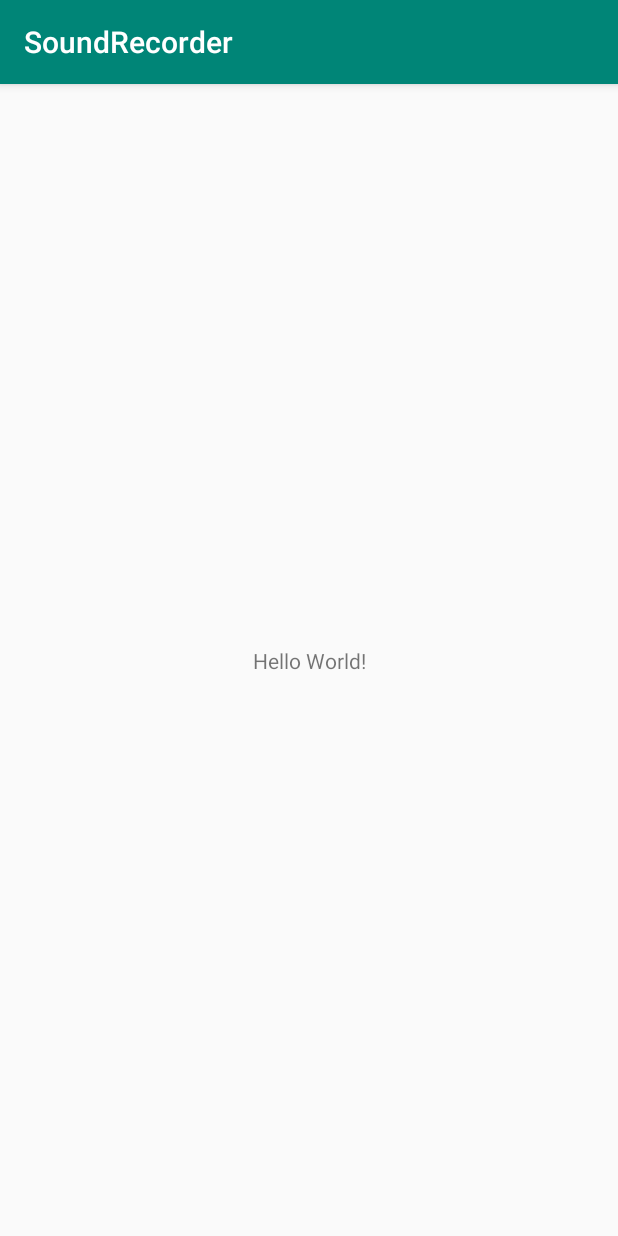
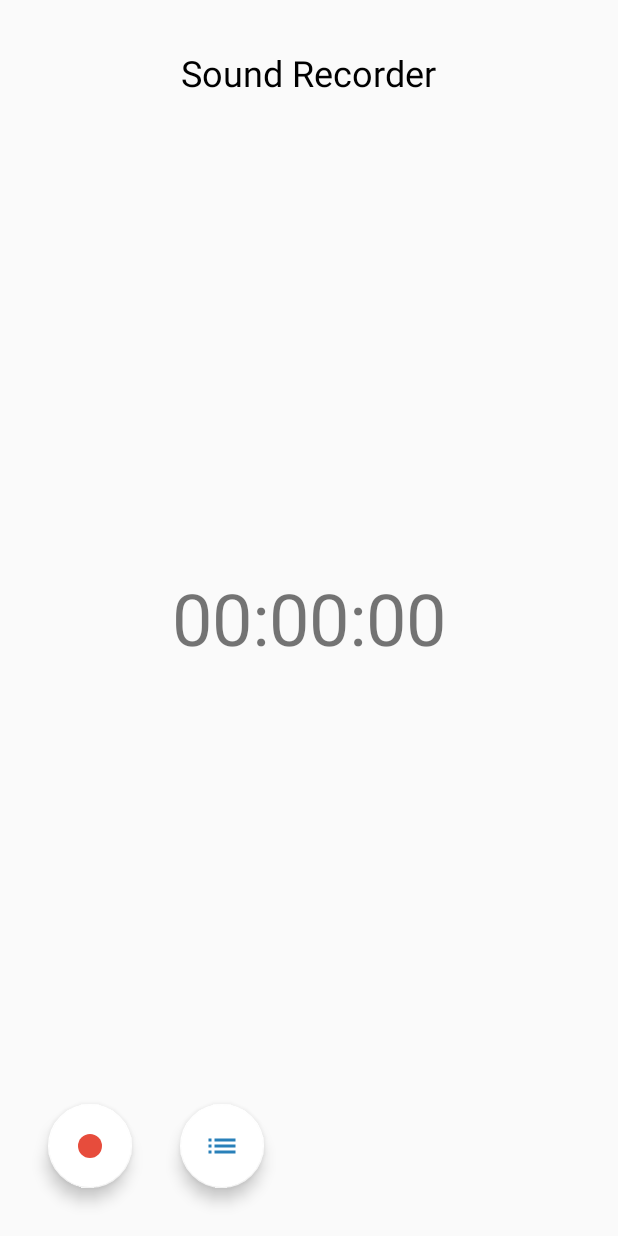
Before and after one commit to TannerGabriel/android-sound-recorder, an Android app: the screen it shows after launch (MainActivity), on a phone screen of 412 x 824 dp. Run offline under Robolectric (Android 15) with nearby library versions, the phone set to English and light mode, and no system bars.

Commit message:
Main screen design

```diff
--- a/app/build.gradle
+++ b/app/build.gradle
@@ -30,4 +30,6 @@ dependencies {
     testImplementation 'junit:junit:4.12'
     androidTestImplementation 'com.android.support.test:runner:1.0.2'
     androidTestImplementation 'com.android.support.test.espresso:espresso-core:3.0.2'
+
+    implementation 'com.android.support:design:28.0.0'
 }
--- /dev/null
+++ b/app/src/main/res/drawable/ic_list.xml
@@ -0,0 +1,9 @@
+<vector xmlns:android="http://schemas.android.com/apk/res/android"
+        android:width="24dp"
+        android:height="24dp"
+        android:viewportWidth="24.0"
+        android:viewportHeight="24.0">
+    <path
+        android:fillColor="#2980b9"
+        android:pathData="M3,13h2v-2L3,11v2zM3,17h2v-2L3,15v2zM3,9h2L5,7L3,7v2zM7,13h14v-2L7,11v2zM7,17h14v-2L7,15v2zM7,7v2h14L21,7L7,7z"/>
+</vector>
--- /dev/null
+++ b/app/src/main/res/drawable/ic_record.xml
@@ -0,0 +1,9 @@
+<vector xmlns:android="http://schemas.android.com/apk/res/android"
+        android:width="24dp"
+        android:height="24dp"
+        android:viewportWidth="24.0"
+        android:viewportHeight="24.0">
+    <path
+        android:pathData="M12,12m-8,0a8,8 0,1 1,16 0a8,8 0,1 1,-16 0"
+        android:fillColor="#e74c3c"/>
+</vector>
--- a/app/src/main/res/layout/activity_main.xml
+++ b/app/src/main/res/layout/activity_main.xml
@@ -1,19 +1,54 @@
 <?xml version="1.0" encoding="utf-8"?>
-<android.support.constraint.ConstraintLayout
+<RelativeLayout
         xmlns:android="http://schemas.android.com/apk/res/android"
         xmlns:tools="http://schemas.android.com/tools"
         xmlns:app="http://schemas.android.com/apk/res-auto"
-        android:layout_width="match_parent"
-        android:layout_height="match_parent"
+        android:layout_width="match_parent" android:layout_height="match_parent"
         tools:context=".MainActivity">
 
     <TextView
+            android:id="@+id/textview_sound_recorder_heading"
             android:layout_width="wrap_content"
             android:layout_height="wrap_content"
-            android:text="Hello World!"
-            app:layout_constraintBottom_toBottomOf="parent"
-            app:layout_constraintLeft_toLeftOf="parent"
-            app:layout_constraintRight_toRightOf="parent"
-            app:layout_constraintTop_toTopOf="parent"/>
+            android:text="Sound Recorder"
+            android:layout_centerHorizontal="true"
+            android:textSize="24dp"
+            android:textColor="@color/primary_text_color"
+            android:layout_marginTop="@dimen/big_margin"
+    />
 
-</android.support.constraint.ConstraintLayout>
+    <TextView
+            android:id="@+id/textview_recording_time"
+            android:layout_width="wrap_content"
+            android:layout_height="wrap_content"
+            android:layout_centerHorizontal="true"
+            android:layout_centerVertical="true"
+            android:text="00:00:00"
+            android:textSize="48dp"/>
+
+    <android.support.design.widget.FloatingActionButton
+            android:id="@+id/fab_start_recording"
+            android:layout_width="wrap_content"
+            android:layout_height="wrap_content"
+            app:fabSize="normal"
+            android:layout_alignParentBottom="true"
+            android:layout_marginLeft="@dimen/big_margin"
+            app:backgroundTint="@color/fab_background"
+            android:src="@drawable/ic_record"
+            android:layout_marginBottom="@dimen/big_margin"
+    />
+
+    <android.support.design.widget.FloatingActionButton
+            android:id="@+id/fab_recordings"
+            android:layout_width="wrap_content"
+            android:layout_height="wrap_content"
+            app:fabSize="normal"
+            android:layout_alignParentBottom="true"
+            android:layout_marginLeft="@dimen/big_margin"
+            app:backgroundTint="@color/fab_background"
+            android:src="@drawable/ic_list"
+            android:layout_marginBottom="@dimen/big_margin"
+            android:layout_toRightOf="@id/fab_start_recording"
+    />
+
+</RelativeLayout>
--- a/app/src/main/res/values/colors.xml
+++ b/app/src/main/res/values/colors.xml
@@ -3,4 +3,6 @@
     <color name="colorPrimary">#008577</color>
     <color name="colorPrimaryDark">#00574B</color>
     <color name="colorAccent">#D81B60</color>
+    <color name="primary_text_color">#000000</color>
+    <color name="fab_background">#FFF</color>
 </resources>
--- /dev/null
+++ b/app/src/main/res/values/dimens.xml
@@ -0,0 +1,5 @@
+<?xml version="1.0" encoding="utf-8"?>
+<resources>
+    <dimen name="medium_margin">16dp</dimen>
+    <dimen name="big_margin">32dp</dimen>
+</resources>
--- a/app/src/main/res/values/styles.xml
+++ b/app/src/main/res/values/styles.xml
@@ -1,7 +1,7 @@
 <resources>
 
     <!-- Base application theme. -->
-    <style name="AppTheme" parent="Theme.AppCompat.Light.DarkActionBar">
+    <style name="AppTheme" parent="Theme.AppCompat.Light.NoActionBar">
         <!-- Customize your theme here. -->
         <item name="colorPrimary">@color/colorPrimary</item>
         <item name="colorPrimaryDark">@color/colorPrimaryDark</item>
```
